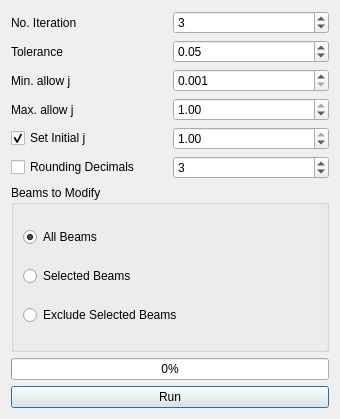
This is widgets/beam_j.ui in ebrahimraeyat/civilTools as Qt 5 draws it before an edit. The edited form follows.
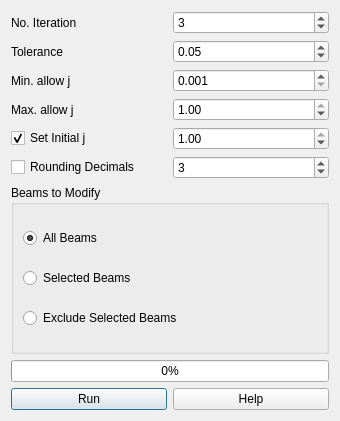
This is the edited form. Icons and pictures are not drawn.

Commit message: Add help for beams j

What changed in the file:
```diff
--- a/widgets/beam_j.ui
+++ b/widgets/beam_j.ui
@@ -7,7 +7,7 @@
     <x>0</x>
     <y>0</y>
     <width>340</width>
-    <height>419</height>
+    <height>421</height>
    </rect>
   </property>
   <property name="windowTitle">
@@ -203,6 +203,8 @@
     </widget>
    </item>
    <item>
+    <layout class="QHBoxLayout" name="horizontalLayout">
+     <item>
     <widget class="QPushButton" name="run">
      <property name="text">
       <string>Run</string>
@@ -218,6 +220,28 @@
       </size>
      </property>
     </widget>
+     </item>
+     <item>
+      <widget class="QPushButton" name="help">
+       <property name="text">
+        <string>Help</string>
+       </property>
+       <property name="icon">
+        <iconset resource="../civiltools.qrc">
+         <normaloff>:/civiltools/images/help.png</normaloff>:/civiltools/images/help.png</iconset>
+       </property>
+       <property name="iconSize">
+        <size>
+         <width>60</width>
+         <height>60</height>
+        </size>
+       </property>
+       <property name="shortcut">
+        <string/>
+       </property>
+      </widget>
+     </item>
+    </layout>
    </item>
   </layout>
  </widget>
```
Lines whose indentation alone changed are shown as unchanged. The commit also changes 18 other files.
